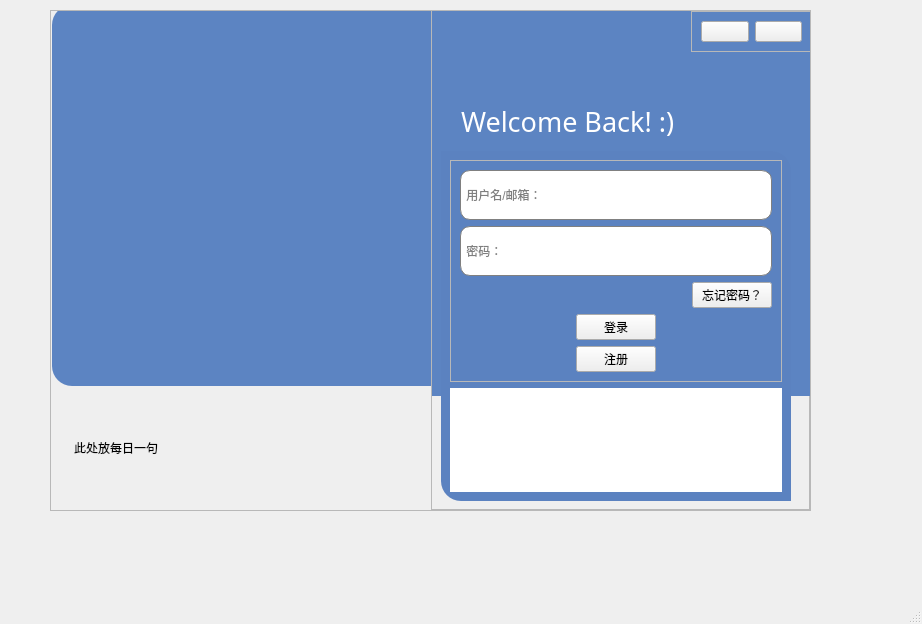
First picture: the form in frontend/login_new.ui, repository AiDahanwen/BUAA_2024_Python_Project, before the edit.
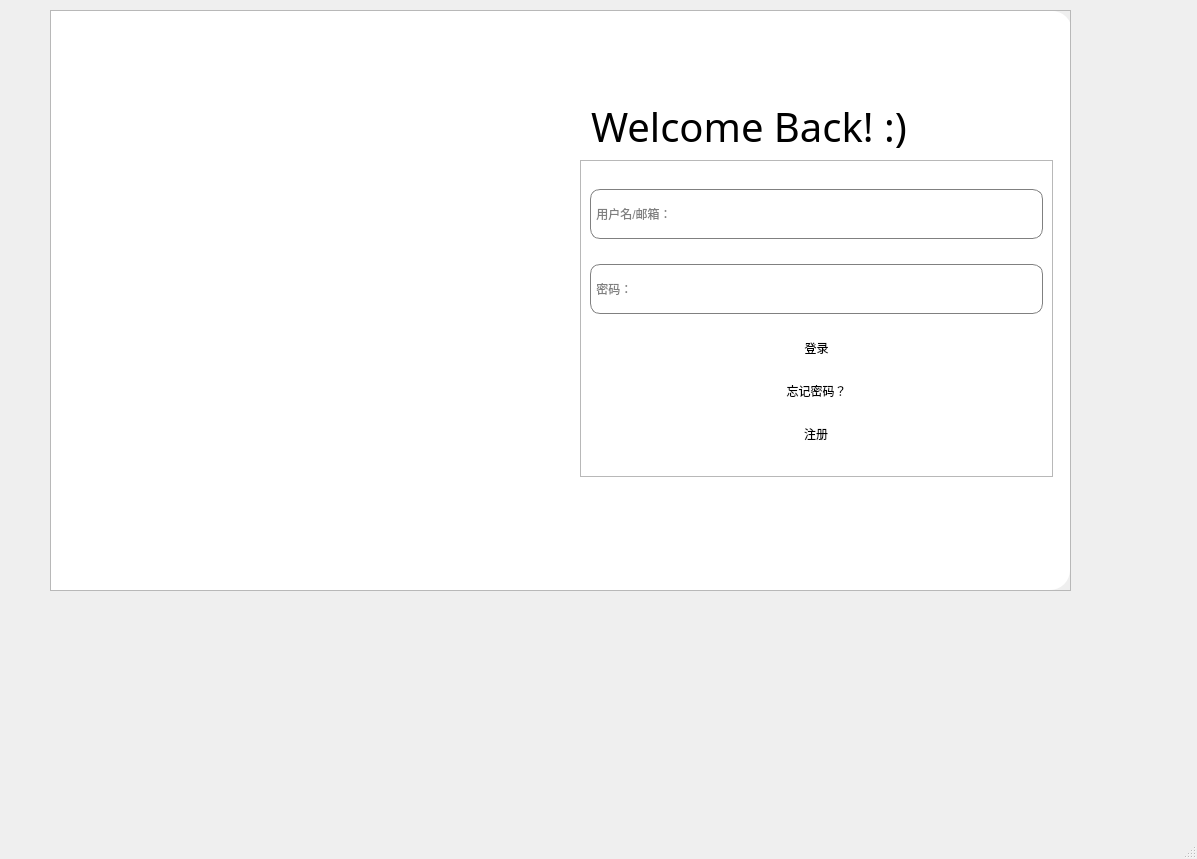
Second picture: the form after the edit. Icons and pictures are not drawn.

Commit message: frontend-modify login picture-cuzn

```diff
--- a/frontend/login_new.ui
+++ b/frontend/login_new.ui
@@ -6,8 +6,8 @@
    <rect>
     <x>0</x>
     <y>0</y>
-    <width>922</width>
-    <height>624</height>
+    <width>1197</width>
+    <height>859</height>
    </rect>
   </property>
   <property name="sizePolicy">
@@ -25,8 +25,8 @@
      <rect>
       <x>50</x>
       <y>10</y>
-      <width>761</width>
-      <height>501</height>
+      <width>1021</width>
+      <height>581</height>
      </rect>
     </property>
     <property name="minimumSize">
@@ -36,7 +36,7 @@
      </size>
     </property>
     <property name="styleSheet">
-     <string notr="true">background-color: rgb(255, 255, 255);
+     <string notr="true">
 
 QPushButton{
 	border:none;
@@ -69,6 +69,12 @@
      </property>
      <item>
       <widget class="QFrame" name="frame_8">
+       <property name="sizePolicy">
+        <sizepolicy hsizetype="Expanding" vsizetype="Preferred">
+         <horstretch>2</horstretch>
+         <verstretch>0</verstretch>
+        </sizepolicy>
+       </property>
        <property name="styleSheet">
         <string notr="true">border-top-left-radius:20px;
 border-bottom-left-radius:20px;</string>
@@ -95,21 +101,21 @@
         <property name="bottomMargin">
          <number>0</number>
         </property>
-        <item alignment="Qt::AlignHCenter">
+        <item>
          <widget class="QFrame" name="frame_4">
           <property name="enabled">
            <bool>true</bool>
           </property>
           <property name="sizePolicy">
-           <sizepolicy hsizetype="Ignored" vsizetype="Ignored">
+           <sizepolicy hsizetype="Expanding" vsizetype="Ignored">
             <horstretch>0</horstretch>
             <verstretch>0</verstretch>
            </sizepolicy>
           </property>
           <property name="minimumSize">
            <size>
-            <width>380</width>
-            <height>374</height>
+            <width>500</width>
+            <height>500</height>
            </size>
           </property>
           <property name="styleSheet">
@@ -121,35 +127,12 @@
           <property name="frameShadow">
            <enum>QFrame::Raised</enum>
           </property>
-          <widget class="QLabel" name="label_6">
-           <property name="geometry">
-            <rect>
-             <x>1</x>
-             <y>-6</y>
-             <width>381</width>
-             <height>381</height>
-            </rect>
-           </property>
-           <property name="styleSheet">
-            <string notr="true">background-color:rgb(92, 132, 194);
-image:url(images/login.jpg)</string>
-           </property>
-           <property name="frameShape">
-            <enum>QFrame::NoFrame</enum>
-           </property>
-           <property name="frameShadow">
-            <enum>QFrame::Plain</enum>
-           </property>
-           <property name="text">
-            <string/>
-           </property>
-          </widget>
           <widget class="QLabel" name="label_L_daily_sentence">
            <property name="geometry">
             <rect>
-             <x>23</x>
-             <y>391</y>
-             <width>341</width>
+             <x>50</x>
+             <y>20</y>
+             <width>461</width>
              <height>91</height>
             </rect>
            </property>
@@ -159,10 +142,65 @@
              <height>91</height>
             </size>
            </property>
+           <property name="palette">
+            <palette>
+             <active>
+              <colorrole role="WindowText">
+               <brush brushstyle="SolidPattern">
+                <color alpha="255">
+                 <red>255</red>
+                 <green>255</green>
+                 <blue>255</blue>
+                </color>
+               </brush>
+              </colorrole>
+             </active>
+             <inactive>
+              <colorrole role="WindowText">
+               <brush brushstyle="SolidPattern">
+                <color alpha="255">
+                 <red>255</red>
+                 <green>255</green>
+                 <blue>255</blue>
+                </color>
+               </brush>
+              </colorrole>
+             </inactive>
+             <disabled>
+              <colorrole role="WindowText">
+               <brush brushstyle="SolidPattern">
+                <color alpha="255">
+                 <red>120</red>
+                 <green>120</green>
+                 <blue>120</blue>
+                </color>
+               </brush>
+              </colorrole>
+             </disabled>
+            </palette>
+           </property>
+           <property name="styleSheet">
+            <string notr="true">font: 15pt &quot;华文行楷&quot;;</string>
+           </property>
            <property name="text">
             <string>此处放每日一句</string>
            </property>
           </widget>
+          <widget class="QListView" name="listView">
+           <property name="geometry">
+            <rect>
+             <x>0</x>
+             <y>0</y>
+             <width>511</width>
+             <height>581</height>
+            </rect>
+           </property>
+           <property name="styleSheet">
+            <string notr="true">border-image:url(:/pictures/pictures/login_background.jpg)</string>
+           </property>
+          </widget>
+          <zorder>listView</zorder>
+          <zorder>label_L_daily_sentence</zorder>
          </widget>
         </item>
        </layout>
@@ -170,8 +208,18 @@
      </item>
      <item>
       <widget class="QFrame" name="frame_9">
+       <property name="sizePolicy">
+        <sizepolicy hsizetype="Expanding" vsizetype="Preferred">
+         <horstretch>2</horstretch>
+         <verstretch>0</verstretch>
+        </sizepolicy>
+       </property>
        <property name="styleSheet">
-        <string notr="true"/>
+        <string notr="true">#frame_9{
+	background-color:rgb(255, 255, 255);
+	border-top-right-radius:20px;
+	border-bottom-right-radius:20px;
+}</string>
        </property>
        <property name="frameShape">
         <enum>QFrame::StyledPanel</enum>
@@ -184,8 +232,8 @@
          <rect>
           <x>10</x>
           <y>140</y>
-          <width>350</width>
-          <height>350</height>
+          <width>491</width>
+          <height>431</height>
          </rect>
         </property>
         <property name="minimumSize">
@@ -196,7 +244,7 @@
         </property>
         <property name="styleSheet">
          <string notr="true">#frame_2{
-	background-color: rgb(91, 130, 192);
+	background-color: rgb(255, 255, 255);
 	border-top-right-radius:20px;
 	border-bottom-left-radius:20px;
 }
@@ -214,7 +262,7 @@
            <property name="sizePolicy">
             <sizepolicy hsizetype="Preferred" vsizetype="Expanding">
              <horstretch>0</horstretch>
-             <verstretch>2</verstretch>
+             <verstretch>7</verstretch>
             </sizepolicy>
            </property>
            <property name="styleSheet">
@@ -274,7 +322,14 @@
               </property>
              </widget>
             </item>
-            <item alignment="Qt::AlignRight">
+            <item>
+             <widget class="QPushButton" name="pushButton_L_login">
+              <property name="text">
+               <string>登录</string>
+              </property>
+             </widget>
+            </item>
+            <item>
              <widget class="QPushButton" name="pushButton_L_forget">
               <property name="styleSheet">
                <string notr="true">QPushButton:pressed{
@@ -287,13 +342,6 @@
               </property>
              </widget>
             </item>
-            <item alignment="Qt::AlignHCenter">
-             <widget class="QPushButton" name="pushButton_L_login">
-              <property name="text">
-               <string>登录</string>
-              </property>
-             </widget>
-            </item>
             <item alignment="Qt::AlignHCenter">
              <widget class="QPushButton" name="pushButton_L_signup">
               <property name="text">
@@ -382,14 +430,17 @@
        <widget class="QFrame" name="frame_10">
         <property name="geometry">
          <rect>
-          <x>260</x>
+          <x>390</x>
           <y>0</y>
           <width>121</width>
           <height>41</height>
          </rect>
         </property>
         <property name="styleSheet">
-         <string notr="true">background-color:rgb(81, 118, 172);
+         <string notr="true">#frame_10{
+	border-top-right-radius:20px;
+	background-color:rgb(255, 255, 255);
+}
 QPushButton{
 	border:none;
 }
@@ -434,9 +485,9 @@
         <property name="geometry">
          <rect>
           <x>30</x>
-          <y>90</y>
-          <width>341</width>
-          <height>41</height>
+          <y>70</y>
+          <width>441</width>
+          <height>91</height>
          </rect>
         </property>
         <property name="sizePolicy">
@@ -457,9 +508,9 @@
            <colorrole role="WindowText">
             <brush brushstyle="SolidPattern">
              <color alpha="255">
-              <red>255</red>
-              <green>255</green>
-              <blue>255</blue>
+              <red>0</red>
+              <green>0</green>
+              <blue>0</blue>
              </color>
             </brush>
            </colorrole>
@@ -495,9 +546,9 @@
            <colorrole role="WindowText">
             <brush brushstyle="SolidPattern">
              <color alpha="255">
-              <red>255</red>
-              <green>255</green>
-              <blue>255</blue>
+              <red>0</red>
+              <green>0</green>
+              <blue>0</blue>
              </color>
             </brush>
            </colorrole>
@@ -572,7 +623,7 @@
         <property name="font">
          <font>
           <family>微软雅黑</family>
-          <pointsize>20</pointsize>
+          <pointsize>30</pointsize>
           <weight>50</weight>
           <italic>false</italic>
           <bold>false</bold>
@@ -590,13 +641,14 @@
         <property name="geometry">
          <rect>
           <x>1</x>
-          <y>-6</y>
-          <width>381</width>
-          <height>391</height>
+          <y>4</y>
+          <width>511</width>
+          <height>381</height>
          </rect>
         </property>
         <property name="styleSheet">
-         <string notr="true">background-color:rgb(92, 132, 194)</string>
+         <string notr="true">background-color:rgb(255, 255, 255);
+border-top-right-radius:20px;</string>
         </property>
         <property name="text">
          <string/>
```
Left out of the diff: 11 changed lines with no effect on the pictures. The commit also changes 15 other files.
